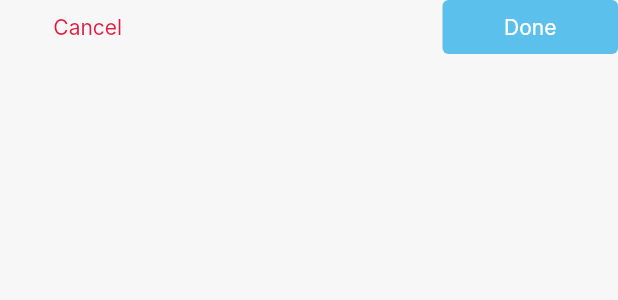
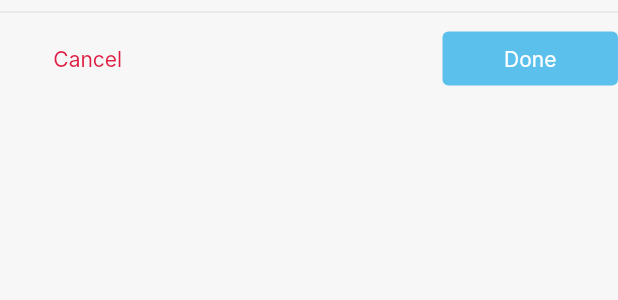
Before and after one commit to Netesh5/rara-design-system-mobile, a Flutter app: the BottomsheetFooter widget shown alone on an empty page, opened directly, on a phone screen of 412 x 824 dp. Shown: the top 300 px of the screen. Run offline on Flutter 3.47's test engine with Material 3 defaults, Android fonts, the phone set to English and light mode, and no system bars; our stand-ins replace auto_size_text, device_preview, flutter_bloc, flutter_svg, get_it, page_transition and 1 more; missing offline and left inert: dart:js, flutter_syntax_view; accounts and stored records are empty; network calls fail; Roboto replaces fonts that are missing (Inter).

Commit message:
fix: added code to bottomsheet

```diff
--- a/example/lib/core/enums/components_type_enums.dart
+++ b/example/lib/core/enums/components_type_enums.dart
@@ -1,10 +1,12 @@
+import 'package:example/features/bottomsheet/bottomsheet.dart';
 import 'package:example/features/buttons/pages/button_page.dart';
 import 'package:example/features/dialogs/dialogs_page.dart';
 import 'package:flutter/material.dart';
 
 enum ComponentType {
   buttons(route: ButtonPage()),
-  dialogs(route: DialogsPage());
+  dialogs(route: DialogsPage()),
+  bottomsheet(route: BottomSheetPage());
 
   final Widget route;
 
--- a/example/pubspec.yaml
+++ b/example/pubspec.yaml
@@ -40,6 +40,7 @@ dependencies:
   flutter_bloc: ^8.1.6
   flutter_syntax_view: ^4.0.0
   device_preview: ^1.1.0
+  auto_size_text: ^3.0.0
 
 dev_dependencies:
   flutter_test:
--- a/lib/components/bottomsheet/bottomsheet_footer.dart
+++ b/lib/components/bottomsheet/bottomsheet_footer.dart
@@ -3,6 +3,10 @@ import 'package:rara_design_system/components/buttons/custom_button.dart';
 import 'package:rara_design_system/core/enums/buttons/button_state_enum.dart';
 import 'package:rara_design_system/core/enums/buttons/button_varient_enum.dart';
 import 'package:rara_design_system/core/enums/buttons/buttons_size_enum.dart';
+import 'package:rara_design_system/core/injection/injection.dart';
+import 'package:rara_design_system/core/services/navigation_service/navigation_service.dart';
+import 'package:rara_design_system/core/theme/interface/itheme.dart';
+import 'package:rara_design_system/core/utils/size_utils.dart';
 
 class BottomsheetFooter extends StatelessWidget {
   const BottomsheetFooter({
@@ -15,6 +19,8 @@ class BottomsheetFooter extends StatelessWidget {
     this.doneButtonState,
     this.doneButtonVarient,
     this.doneTitle,
+    this.onCancelPressed,
+    this.onDonePressed,
   });
 
   //cancel
@@ -27,9 +33,23 @@ class BottomsheetFooter extends StatelessWidget {
   final ButtonVarient? doneButtonVarient;
   final ButtonSize? doneButtonSize;
   final ButtonState? doneButtonState;
+
+  //Function
+  final VoidCallback? onCancelPressed;
+  final VoidCallback? onDonePressed;
   @override
   Widget build(BuildContext context) {
-    return Row(
+    final colors = rg<ITheme>().colors(context);
+    return Column(
+      children: [
+        Divider(
+          thickness: 0.2,
+          color: colors.iconDisabled,
+        ),
+        SizedBox(
+          height: 5.hp,
+        ),
+        Row(
           mainAxisAlignment: MainAxisAlignment.spaceBetween,
           children: [
             CustomButton(
@@ -37,12 +57,19 @@ class BottomsheetFooter extends StatelessWidget {
               buttonVarient: cancelButtonVarient ?? ButtonVarient.ghost,
               buttonSize: cancelButtonSize ?? ButtonSize.small,
               buttonState: cancelButtonState ?? ButtonState.error(),
+              onPressed: onCancelPressed ??
+                  () {
+                    NavigationService.pop();
+                  },
             ),
             CustomButton(
-          title: cancelTitle ?? "Done",
+              title: doneTitle ?? "Done",
               buttonVarient: doneButtonVarient ?? ButtonVarient.filled,
               buttonSize: doneButtonSize ?? ButtonSize.small,
               buttonState: doneButtonState ?? ButtonState.defaultState(),
+              onPressed: onDonePressed,
+            ),
+          ],
         ),
       ],
     );
```
Also changed, not shown: example/lib/features/bottomsheet/bottomsheet.dart (added, +67 -0 lines), example/lib/home_page.dart (+8 -4 lines), lib/components/bottomsheet/bottomsheet_header.dart (+13 -7 lines), lib/components/bottomsheet/bottomsheet_wrapper.dart (+37 -3 lines), lib/components/bottomsheet/custom_bottomsheet.dart (+12 -1 lines), example/pubspec.lock. Lines whose indentation alone changed are shown as unchanged.
